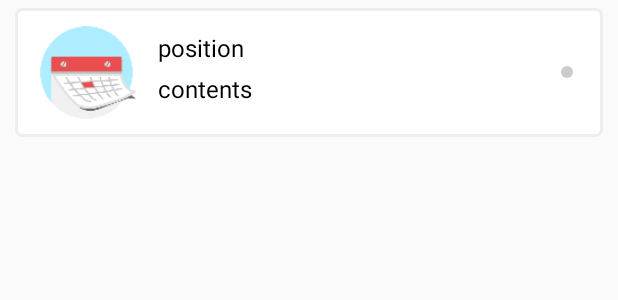
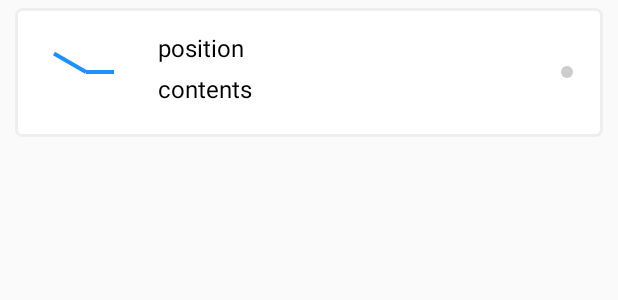
Before and after one commit to HeahterCl/Design-and-Test-of-Software, an Android app: the layout list_item.xml on its own in the app's theme, with its tools: preview values and no code run, on a phone screen of 412 x 824 dp. Shown: the top 300 px of the screen. Run offline under Robolectric (Android 15) with nearby library versions, the phone set to English and light mode, and no system bars.

Commit message:
除自定义时钟控件外，个性了页面样式

```diff
--- /dev/null
+++ b/CourseFinalProject/app/src/main/java/courseproject/huangyuming/CustomView/ClockView.java
@@ -0,0 +1,111 @@
+package courseproject.huangyuming.CustomView;
+
+import android.content.Context;
+import android.graphics.Canvas;
+import android.graphics.Paint;
+import android.util.AttributeSet;
+import android.view.View;
+
+import courseproject.huangyuming.wordsdividedreminder.R;
+
+/**
+ * Created by huangyuming on 17-1-3.
+ */
+
+public class ClockView extends View {
+    public ClockView(Context context) {
+        super(context);
+        init();
+    }
+
+    public ClockView(Context context, AttributeSet attrs) {
+        super(context, attrs);
+        init();
+    }
+
+    public ClockView(Context context, AttributeSet attrs, int defStyleAttr) {
+        super(context, attrs, defStyleAttr);
+        init();
+    }
+
+    public ClockView(Context context, AttributeSet attrs, int defStyleAttr, int defStyleRes) {
+        super(context, attrs, defStyleAttr, defStyleRes);
+        init();
+    }
+
+
+    private int width;
+    private int height;
+    private int radius;
+
+    private int hourPointerLength;
+    private int minutePointerLength;
+
+    private int hour = 3;
+    private int minute = 50;
+//    private boolean am = true;
+
+    private Paint boardPaint = new Paint();
+    private Paint pointerPaint = new Paint();
+
+    private void init() {
+        boardPaint.setColor(0xFFFFFFFF);// 设置颜色
+        boardPaint.setAntiAlias(true);
+        boardPaint.setStrokeWidth(4);
+        pointerPaint.setColor(getResources().getColor(R.color.mainColor));// 设置颜色
+        pointerPaint.setAntiAlias(true);
+        pointerPaint.setStrokeWidth(4);
+    }
+
+    @Override
+    protected void onDraw(Canvas canvas) {
+        super.onDraw(canvas);
+
+        boolean am = true;
+        double hourRad;
+        double minuteRad;
+        if (hour >= 12) {
+            am = false;
+        }
+
+        if (am) {
+            boardPaint.setColor(0xFFFFFFFF);
+            pointerPaint.setColor(getResources().getColor(R.color.mainColor));
+
+            hourRad = Math.PI/2-2*Math.PI/12*hour;
+            minuteRad = Math.PI/2-2*Math.PI/60*minute;
+        }
+        else {
+            boardPaint.setColor(0xFF000000);
+            pointerPaint.setColor(0xFFFFFFFF);
+
+            hourRad = Math.PI/2-2*Math.PI/12*(hour-12);
+            minuteRad = Math.PI/2-2*Math.PI/60*minute;
+        }
+
+        // 绘制的顺序一定不能调换！！！！！！！！！！！！！！
+        canvas.drawCircle(width/2, height/2, radius, boardPaint);// 小圆
+        canvas.drawLine(width/2, height/2, (float) ( width/2+hourPointerLength*Math.cos(hourRad) ), (float) ( height/2-hourPointerLength*Math.sin(hourRad) ), pointerPaint);
+        canvas.drawLine(width/2, height/2, (float) ( width/2+minutePointerLength*Math.cos(minuteRad) ), (float) ( height/2-minutePointerLength*Math.sin(minuteRad) ), pointerPaint);
+
+    }
+
+    @Override
+    protected void onMeasure(int widthMeasureSpec, int heightMeasureSpec) {
+        super.onMeasure(widthMeasureSpec, heightMeasureSpec);
+
+        width = getDefaultSize(getSuggestedMinimumWidth(), widthMeasureSpec);
+        height = getDefaultSize(getSuggestedMinimumHeight(), heightMeasureSpec);
+
+        radius = width < height ? width/2 : height/2;
+
+        hourPointerLength = radius/2;
+        minutePointerLength = radius*2/3;
+    }
+
+    public void setTime(int hour, int minute) {
+        this.hour = hour;
+        this.minute = minute;
+        invalidate();
+    }
+}
--- a/CourseFinalProject/app/src/main/java/courseproject/huangyuming/wordsdividedreminder/MainActivity.java
+++ b/CourseFinalProject/app/src/main/java/courseproject/huangyuming/wordsdividedreminder/MainActivity.java
@@ -187,7 +187,10 @@ public class MainActivity extends AppCompatActivity {
                 mItemArray.add(new Pair<>((long) (Math.random()*1000), h));
                 mListAdapter.notifyDataSetChanged();
 
-                if (data.getExtras().getBoolean("clockEnable") == true) {
+                // 获取ID
+                int id = DatabaseHelper.getHelper(MainActivity.this).getRemindersDao().extractId(h);
+
+                if (data.getExtras().getBoolean("clockEnable")) {
                     //添加闹钟
                     String[] time = h.getTime().split("-| |:");
                     Calendar calendar = Calendar.getInstance();
--- a/CourseFinalProject/app/src/main/res/drawable/complete_selector.xml
+++ b/CourseFinalProject/app/src/main/res/drawable/complete_selector.xml
@@ -1,5 +1,5 @@
 <?xml version="1.0" encoding="utf-8"?>
 <selector xmlns:android="http://schemas.android.com/apk/res/android">
-    <item android:drawable="@drawable/dot_blue" android:state_checked="true"/>
-    <item android:drawable="@drawable/dot_gray" />
+    <item android:drawable="@drawable/dot_selected" android:state_checked="true"/>
+    <item android:drawable="@drawable/dot_unselected" />
 </selector>
--- a/CourseFinalProject/app/src/main/res/drawable/dot_blue.xml
+++ b/CourseFinalProject/app/src/main/res/drawable/dot_selected.xml
@@ -1,7 +1,7 @@
 <?xml version="1.0" encoding="utf-8"?>
 <shape xmlns:android="http://schemas.android.com/apk/res/android">
 
-    <solid android:color="@android:color/holo_blue_dark"/>
+    <solid android:color="@color/mainColor"/>
 
     <!--控制圆角大小-->
     <corners android:radius="4dp" />
--- a/CourseFinalProject/app/src/main/res/layout/list_item.xml
+++ b/CourseFinalProject/app/src/main/res/layout/list_item.xml
@@ -14,12 +14,10 @@
     android:id="@+id/root"
     android:background="@drawable/listitem_style_incomplete" >
 
-    <ImageView
-        android:id="@+id/list_item_image"
+    <courseproject.huangyuming.CustomView.ClockView
+        android:id="@+id/time"
         android:layout_width="75dp"
         android:layout_height="75dp"
-        android:src="@mipmap/time"
-        android:layout_centerVertical="true"
         android:layout_marginRight="10dp" />
     <LinearLayout
         android:layout_weight="1"
@@ -27,7 +25,7 @@
         android:layout_height="wrap_content"
         android:orientation="vertical"
         android:layout_gravity="center_vertical"
-        android:layout_toRightOf="@id/list_item_image">
+        android:layout_toRightOf="@id/time">
         <RelativeLayout
             android:layout_width="match_parent"
             android:layout_height="wrap_content"
--- a/CourseFinalProject/app/src/main/res/values/colors.xml
+++ b/CourseFinalProject/app/src/main/res/values/colors.xml
@@ -10,5 +10,5 @@
     <color name="finishedBackground">#DDDDDD</color><!--#FFFFFF-->
     <color name="draggingBackground">#DDDDDD</color><!--#FFFFFF-->
 
-    <color name="mainColor">#9FD1DC</color><!--#31B3D7-->
+    <color name="mainColor">#FF1E90FF</color><!--#31B3D7-->
 </resources>
```
Also changed, not shown: CourseFinalProject/app/src/main/java/courseproject/huangyuming/wordsdividedreminder/CreateActivity.java (+51 -16 lines), CourseFinalProject/app/src/main/java/courseproject/huangyuming/wordsdividedreminder/ItemAdapter.java (+19 -5 lines), CourseFinalProject/app/src/main/res/drawable/dot_unselected.xml (renamed from CourseFinalProject/app/src/main/res/drawable/dot_gray.xml).
